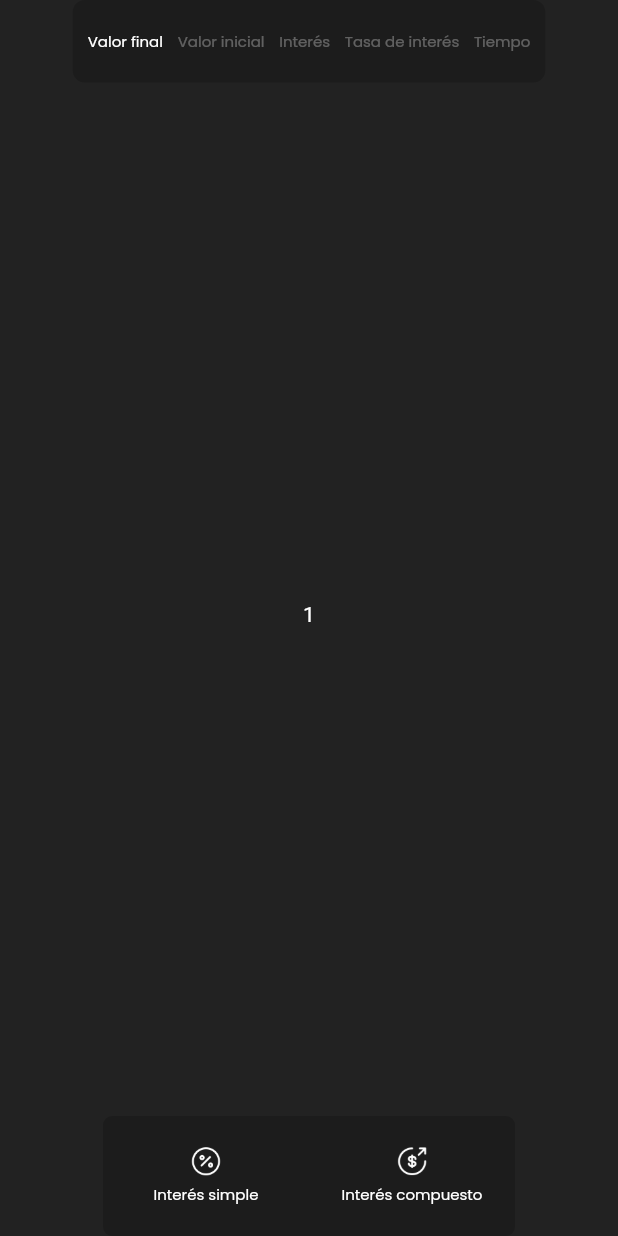
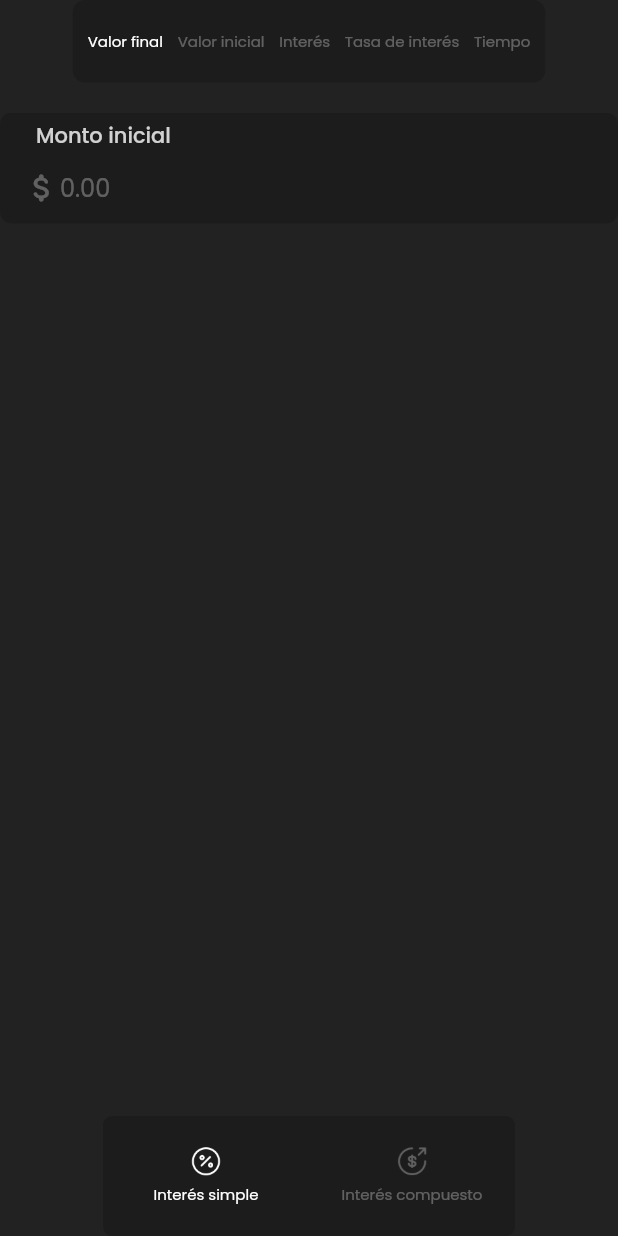
Before and after one commit to Ricarsur/Calculadora_IE, a Flutter app: the screen it shows after launch, on a phone screen of 412 x 824 dp. Run offline on Flutter 3.47's test engine with Material 2 defaults, Android fonts, the phone set to English and light mode, and no system bars; our stand-ins replace google_fonts.

Commit message:
select color bottom menu

```diff
--- a/calculadora/lib/interface/pages/home_page.dart
+++ b/calculadora/lib/interface/pages/home_page.dart
@@ -3,6 +3,7 @@ import 'package:flutter/material.dart';
 
 import '../../constants/color.dart';
 import '../widgets/bottom_menu_widget.dart';
+import '../widgets/textfield_widget.dart';
 
 class HomePage extends StatefulWidget {
   const HomePage({super.key});
@@ -65,8 +66,17 @@ class _PageInteresSimpleState extends State<PageInteresSimple> {
           child: PageView(
             controller: _subPageController,
             children: [
-              Center(
-                child: Text('1', style: TextStyle(color: AppColor.white)),
+              Column(
+                children: [
+                  TextFieldWidget(
+                    text: 'Monto inicial',
+                    prefixIcon: Icon(
+                      Icons.attach_money_rounded,
+                      color: Colors.white.withOpacity(0.3),
+                    ),
+                    hintText: '0.00',
+                  ),
+                ],
               ),
               Center(
                 child: Text('2', style: TextStyle(color: AppColor.white)),
@@ -82,16 +92,7 @@ class _PageInteresSimpleState extends State<PageInteresSimple> {
               ),
             ],
           ),
-        )
-        /* TextFieldWidget(
-          text: 'Monto inicial',
-          width: 150,
-          prefixIcon: Icon(
-            Icons.attach_money_rounded,
-            color: Colors.white.withOpacity(0.3),
-          ),
-          hintText: '0.00',
-        ), */
+        ),
       ],
     );
   }
--- a/calculadora/lib/interface/widgets/bottom_menu_widget.dart
+++ b/calculadora/lib/interface/widgets/bottom_menu_widget.dart
@@ -12,6 +12,7 @@ class BottomMenuWidget extends StatefulWidget {
 }
 
 class _BottomMenuWidgetState extends State<BottomMenuWidget> {
+  int _currentPage = 0;
   @override
   Widget build(BuildContext context) {
     return Container(
@@ -25,21 +26,34 @@ class _BottomMenuWidgetState extends State<BottomMenuWidget> {
           iconButtonMenu('Interés simple', 'assets/icons/interes-simple.png',
               () {
             widget.onPageChanged(0);
-          }),
+          },
+              _currentPage == 0
+                  ? AppColor.white
+                  : AppColor.white.withOpacity(0.3),
+              0),
           iconButtonMenu(
               'Interés compuesto', 'assets/icons/interes-compuesto.png', () {
             widget.onPageChanged(1);
-          }),
+          },
+              _currentPage == 1
+                  ? AppColor.white
+                  : AppColor.white.withOpacity(0.3),
+              1),
         ],
       ),
     );
   }
 
-  Expanded iconButtonMenu(
-      String text, String image, VoidCallback voidCallback) {
+  Expanded iconButtonMenu(String text, String image, VoidCallback voidCallback,
+      Color color, int index) {
     return Expanded(
       child: GestureDetector(
-        onTap: voidCallback,
+        onTap: () {
+          voidCallback();
+          setState(() {
+            _currentPage = index;
+          });
+        },
         child: Container(
           color: Colors.transparent,
           child: Column(
@@ -48,14 +62,14 @@ class _BottomMenuWidgetState extends State<BottomMenuWidget> {
             children: [
               Image.asset(
                 image,
-                color: AppColor.white,
+                color: color,
                 width: 20,
                 fit: BoxFit.cover,
               ),
               const SizedBox(height: 5),
               Text(
                 text,
-                style: GoogleFonts.poppins(color: AppColor.white, fontSize: 10),
+                style: GoogleFonts.poppins(color: color, fontSize: 10),
               )
             ],
           ),
```
